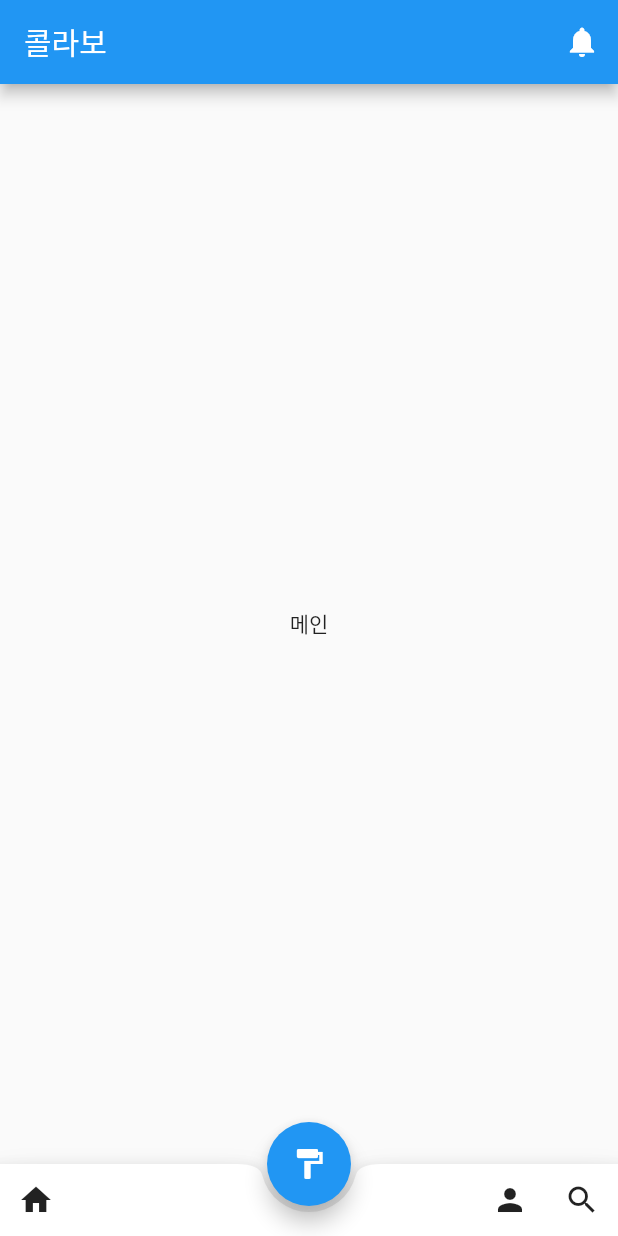
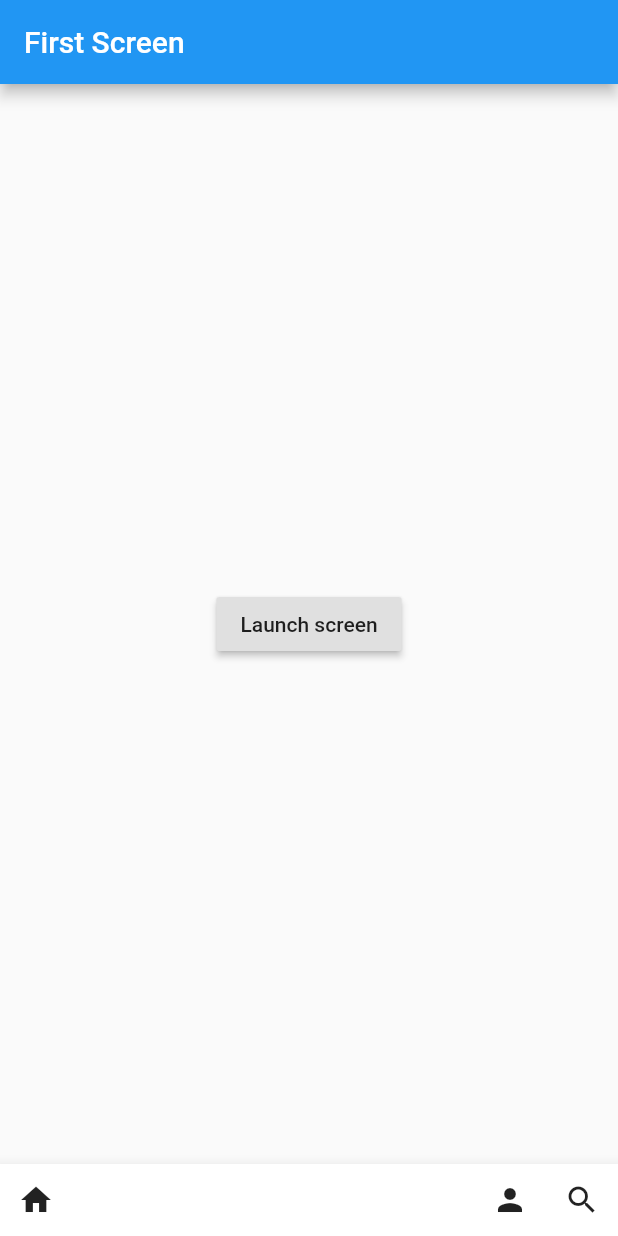
Before and after one commit to OrcaSuit/flutter_app, a Flutter app: the screen it shows after launch, on a phone screen of 412 x 824 dp. Run offline on Flutter 3.47's test engine with Material 2 defaults, Android fonts, the phone set to English and light mode, and no system bars.

Commit message:
화면이동

```diff
--- /dev/null
+++ b/lib/HomeScreen.dart
@@ -0,0 +1,47 @@
+import 'package:flutter/material.dart';
+
+class HomeScreen extends StatelessWidget {
+  @override
+  Widget build(BuildContext context) {
+    return Scaffold(
+      appBar: AppBar(
+        title: Text('First Screen'),
+      ),
+      body: Center(
+        child: RaisedButton(
+          child: Text('Launch screen'),
+          onPressed: () {
+            Navigator.pushNamed(context, '/ProfileScreen');
+            // 클릭하면 두 번째 화면으로 전환합니다!
+          },
+        ),
+      ),
+      bottomNavigationBar: BottomAppBar(
+        shape: CircularNotchedRectangle(),
+        notchMargin: 4.0,
+        child: Row(
+          mainAxisSize: MainAxisSize.max,
+          mainAxisAlignment: MainAxisAlignment.spaceBetween,
+          children: <Widget>[
+            IconButton(
+              icon: Icon(Icons.home),
+              onPressed: () {},
+            ),
+            Row(
+              children: <Widget>[
+                IconButton(
+                  icon: Icon(Icons.person),
+                  onPressed: () {},
+                ),
+                IconButton(
+                  icon: Icon(Icons.search),
+                  onPressed: () {},
+                ),
+              ],
+            )
+          ],
+        ),
+      ),
+    );
+  }
+}
--- a/lib/main.dart
+++ b/lib/main.dart
@@ -1,10 +1,23 @@
 import 'package:flutter/material.dart';
+import 'package:flutter_app/HomeScreen.dart';
+import 'package:flutter_app/ProfileScreen.dart';
+
 
 void main() => runApp(MyApp());
 
 class MyApp extends StatelessWidget {
   @override
   Widget build(BuildContext context) {
+    return MaterialApp(
+      initialRoute: '/',
+      routes: {
+        '/': (context) => HomeScreen(),
+        '/ProfileScreen': (context) => ProfileScreen(),
+      },
+    );
+  }
+}
+/*
     return MaterialApp(
         title: '콜라보',
         home: Scaffold(
@@ -51,57 +64,5 @@ class MyApp extends StatelessWidget {
           ),
         ));
   }
-}
-
-class First extends StatelessWidget {
-  @override
-  Widget build(BuildContext context) {
-    return Scaffold(
-      appBar: AppBar(title: Text('첫 번째')),
-      body: Center(
-        child: RaisedButton(
-          child: Text('두 번째 화면으로 이동', style: TextStyle(fontSize: 21)),
-          color: Colors.blue,
-          onPressed: () {
-            // push에 전달되는 두 번째 매개변수는 Route<T> 클래스.
-            Navigator.push(context,
-                MaterialPageRoute<void>(builder: (BuildContext context) {
-              return Second();
-            }));
-
-            // 화살표 문법 적용
-            // Navigator.push(context,
-            // MaterialPageRoute<void>(builder: (BuildContext context) => Second())
-            // );
-
-            // 위와 같은 코드. of 메소드 호출이 불편하다.
-            // Navigator.of(context).push(
-            // MaterialPageRoute<void>(builder: (BuildContext context) => Second())
-            // );
-          },
-        ),
-      ),
-    );
-  }
-}
-
-class Second extends StatelessWidget {
-  @override
-  Widget build(BuildContext context) {
-    return Scaffold(
-      appBar: AppBar(title: Text('두 번째')),
-      body: Center(
-        child: RaisedButton(
-          child: Text('처음 화면으로 돌아가기', style: TextStyle(fontSize: 21)),
-          color: Colors.green,
-          onPressed: () {
-            Navigator.pop(context);
-
-            // 위와 같은 코드
-            // Navigator.of(context).pop();
-          },
-        ),
-      ),
-    );
-  }
-}
+    }
+  */
--- a/pubspec.yaml
+++ b/pubspec.yaml
@@ -24,7 +24,7 @@ dependencies:
   # Use with the CupertinoIcons class for iOS style icons.
   cupertino_icons: ^0.1.2
   english_words: ^3.1.0
-  provider: ^3.0.0
+  provider: ^3.0.0+1
 
 
 dev_dependencies:
```
Also changed, not shown: lib/ProfileScreen.dart (added, +21 -0 lines).
